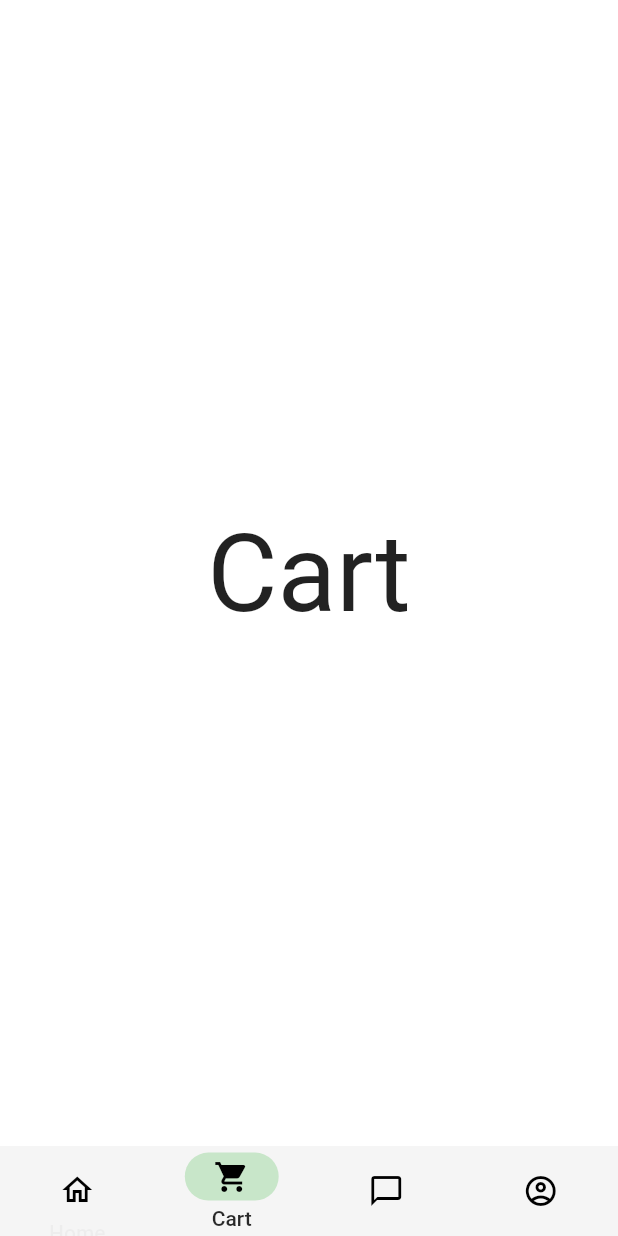
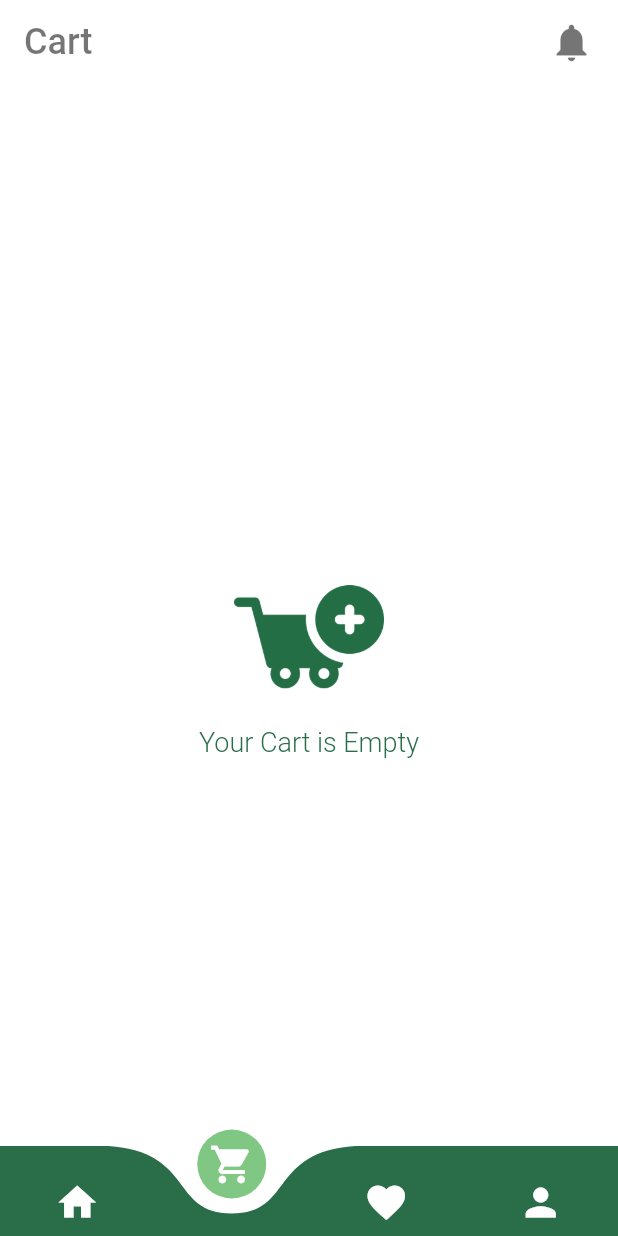
Before and after one commit to razstvien01/seedly, a Flutter app: the screen it shows once a user with an empty profile is signed in, item 2 of the bottom bar chosen, on a phone screen of 412 x 824 dp. Run offline on Flutter 3.47's test engine with Material 2 defaults, Android fonts, the phone set to English and light mode, and no system bars; drawn by our look-alikes of curved_navigation_bar; our stand-ins replace animated_bottom_navigation_bar, firebase_auth, firebase_core, flutter_spinkit, page_transition; accounts and stored records are empty.

Commit message:
cart page done need total text

```diff
--- a/lib/pages/mainMenuPages/cart_page.dart
+++ b/lib/pages/mainMenuPages/cart_page.dart
@@ -1,12 +1,84 @@
-//* This .dart file is used for designing Cart page UI in main menu folder
+import 'package:flutter/material.dart';
+import 'package:seedly/constants.dart';
+import 'package:seedly/models/plants.dart';
+import 'package:seedly/ud_widgets/plant_widget.dart';
 
-import 'package:flutter/material.dart';
-
-class CartPage extends StatelessWidget {
-  const CartPage({Key? key}) : super(key: key);
+class CartPage extends StatefulWidget {
+  final List<Plant> addedToCartPlants;
+  const CartPage({Key? key, required this.addedToCartPlants}) : super(key: key);
 
   @override
+  State<CartPage> createState() => _CartPageState();
+}
+
+class _CartPageState extends State<CartPage> {
+  @override
   Widget build(BuildContext context) {
-    return Center(child: Text('Cart', style: TextStyle(fontSize: 72),),);
+    Size size = MediaQuery.of(context).size;
+    return Scaffold(
+      body: widget.addedToCartPlants.isEmpty
+          ? Center(
+        child: Column(
+          crossAxisAlignment: CrossAxisAlignment.center,
+          mainAxisAlignment: MainAxisAlignment.center,
+          children: [
+            SizedBox(
+              height: 100,
+              child: Image.asset('assets/images/add-cart.png'),
+            ),
+            const SizedBox(
+              height: 10,
+            ),
+            Text(
+              'Your Cart is Empty',
+              style: TextStyle(
+                color: Constants.primaryColor,
+                fontWeight: FontWeight.w300,
+                fontSize: 18,
+              ),
+            ),
+          ],
+        ),
+      )
+          : Container(
+        padding: const EdgeInsets.symmetric(horizontal: 12, vertical: 30),
+        height: size.height,
+        child: Column(
+          children: [
+            Expanded(
+              child: ListView.builder(
+                  itemCount: widget.addedToCartPlants.length,
+                  scrollDirection: Axis.vertical,
+                  physics: const BouncingScrollPhysics(),
+                  itemBuilder: (BuildContext context, int index) {
+                    return PlantWidget(
+                        index: index, plantList: widget.addedToCartPlants);
+                  }),
+            ),
+            Column(
+              children: [
+                const Divider(thickness: 1.0,),
+                Row(
+                  mainAxisAlignment: MainAxisAlignment.spaceBetween,
+                  crossAxisAlignment: CrossAxisAlignment.center,
+                  children: [
+                    const Text('Totals',style: TextStyle(
+                      fontSize: 23,
+                      fontWeight: FontWeight.w300,
+                    ),
+                    ),
+                      Text(r'$65', style: TextStyle(
+                        fontSize: 24.0,
+                        color: Constants.primaryColor,
+                        fontWeight: FontWeight.bold,
+                      ),),
+                  ],
+                ),
+              ],
+            ),
+          ],
+        ),
+      ),
+    );
   }
 }
--- /dev/null
+++ b/lib/pages/mainMenuPages/favorite_page.dart
@@ -0,0 +1,58 @@
+import 'package:flutter/material.dart';
+import 'package:seedly/constants.dart';
+import 'package:seedly/models/plants.dart';
+import 'package:seedly/ud_widgets/plant_widget.dart';
+
+class FavoritePage extends StatefulWidget {
+  final List<Plant> favoritedPlants;
+  const FavoritePage({Key? key, required this.favoritedPlants})
+      : super(key: key);
+
+  @override
+  State<FavoritePage> createState() => _FavoritePageState();
+}
+
+class _FavoritePageState extends State<FavoritePage> {
+  @override
+  Widget build(BuildContext context) {
+    Size size = MediaQuery.of(context).size;
+    return Scaffold(
+      body: widget.favoritedPlants.isEmpty
+          ? Center(
+              child: Column(
+                crossAxisAlignment: CrossAxisAlignment.center,
+                mainAxisAlignment: MainAxisAlignment.center,
+                children: [
+                  SizedBox(
+                    height: 100,
+                    child: Image.asset('assets/images/favorited.png'),
+                  ),
+                  const SizedBox(
+                    height: 10,
+                  ),
+                  Text(
+                    'Your favorited Plants',
+                    style: TextStyle(
+                      color: Constants.primaryColor,
+                      fontWeight: FontWeight.w300,
+                      fontSize: 18,
+                    ),
+                  ),
+                ],
+              ),
+            )
+          : Container(
+              padding: const EdgeInsets.symmetric(horizontal: 12, vertical: 30),
+              height: size.height * .5,
+              child: ListView.builder(
+                  itemCount: widget.favoritedPlants.length,
+                  scrollDirection: Axis.vertical,
+                  physics: const BouncingScrollPhysics(),
+                  itemBuilder: (BuildContext context, int index) {
+                    return PlantWidget(
+                        index: index, plantList: widget.favoritedPlants);
+                  }),
+            ),
+    );
+  }
+}
--- a/lib/ud_widgets/nav_bar.dart
+++ b/lib/ud_widgets/nav_bar.dart
@@ -1,6 +1,7 @@
 //* This .dart file is used for designing customize Navigation bar widget for connecting 4 major pages
 
 import 'package:flutter/material.dart';
+import 'package:animated_bottom_navigation_bar/animated_bottom_navigation_bar.dart';
 
 //* User defined widgets
 import 'package:seedly/pages/mainMenuPages/home.dart';
@@ -8,68 +9,130 @@ import 'package:seedly/pages/mainMenuPages/cart_page.dart';
 import 'package:seedly/pages/mainMenuPages/chat_page.dart';
 import 'package:seedly/pages/mainMenuPages/profile_page.dart';
 
+import 'package:seedly/constants.dart';
+import 'package:seedly/models/plants.dart';
+import 'package:page_transition/page_transition.dart';
+import 'package:curved_navigation_bar/curved_navigation_bar.dart';
+
 class NavBar extends StatefulWidget {
   @override
   State<NavBar> createState() => _NavBarState();
 }
 
 class _NavBarState extends State<NavBar> {
-  int index = 0;
+  List<Plant> favorites = [];
+  List<Plant> myCart = [];
 
-  //* List of pages or screens
-  final screens = [
-    Home(),
-    CartPage(),
-    ChatPage(),
-    ProfilePage(),
+  int _bottomNavIndex = 0;
+
+  //List of the pages
+  List<Widget> _widgetOptions(){
+    return [
+      const Home(),
+      CartPage(addedToCartPlants: myCart,),
+      ChatPage(),
+      ProfilePage(),
+    ];
+  }
+
+  //List of the pages icons
+  // List<IconData> iconList = [
+  //   Icons.home,
+  //   Icons.shopping_cart,
+  //   Icons.favorite,
+  //   Icons.person,
+  // ];
+
+  final items = <Widget>[
+    Icon(Icons.home, size: 30),
+    Icon(Icons.shopping_cart, size: 30),
+    Icon(Icons.favorite, size: 30),
+    Icon(Icons.person, size: 30),
+  ];
+
+  //List of the pages titles
+  List<String> titleList = [
+    'Home',
+    'Cart',
+    'Favorite',
+    'Profile',
   ];
 
   @override
   Widget build(BuildContext context) {
     return Scaffold(
-      body: screens[index],
-      bottomNavigationBar: NavigationBarTheme(
-        data: NavigationBarThemeData(
-          indicatorColor: Colors.green[100],
-          labelTextStyle: MaterialStateProperty.all(
-            TextStyle(
-              fontSize: 14, fontWeight: FontWeight.w500
-            )
-          ),
+      extendBody: true,
+      appBar: AppBar(
+        title: Row(
+          mainAxisAlignment: MainAxisAlignment.spaceBetween,
+          children: [
+            Text(titleList[_bottomNavIndex], style: TextStyle(
+              color: Constants.blackColor,
+              fontWeight: FontWeight.w500,
+              fontSize: 24,
+            ),),
+            Icon(Icons.notifications, color: Constants.blackColor, size: 30.0,)
+          ],
         ),
-        child: NavigationBar(
-          selectedIndex: index, //* This index is use for navigating pages based on what index that has been choosen after click
+        backgroundColor: Theme.of(context).scaffoldBackgroundColor,
+        elevation: 0.0,
+      ),
+      body: IndexedStack(
+        index: _bottomNavIndex,
+        children: _widgetOptions(),
+      ),
+      // floatingActionButton: FloatingActionButton(
+      //   onPressed: (){
+      //     Navigator.push(context, PageTransition(child: const ScanPage(), type: PageTransitionType.bottomToTop));
+      //   },
+      //   child: Image.asset('assets/images/code-scan-two.png', height: 30.0,),
+      //   backgroundColor: Constants.primaryColor,
+      // ),
+      // floatingActionButtonLocation: FloatingActionButtonLocation.centerDocked,
+      // bottomNavigationBar: AnimatedBottomNavigationBar(
+      // bottomNavigationBar: CurvedNavigationBar(
+      //   splashColor: Constants.primaryColor,
+      //   activeColor: Constants.primaryColor,
+      //   inactiveColor: Colors.black.withOpacity(.5),
+      //   icons: iconList,
+      //   activeIndex: _bottomNavIndex,
+      //   gapLocation: GapLocation.none,
+
+      //   // gapLocation: GapLocation.center,
+      //   notchSmoothness: NotchSmoothness.softEdge,
+      //   onTap: (index){
+          // setState(() {
+          //   _bottomNavIndex = index;
+          //   final List<Plant> favoritedPlants = Plant.getFavoritedPlants();
+          //   final List<Plant> addedToCartPlants = Plant.addedToCartPlants();
+
+          //   favorites = favoritedPlants;
+          //   myCart = addedToCartPlants.toSet().toList();
+          // });
+      //   }
+      // ),
+      bottomNavigationBar: Theme(
+        data: Theme.of(context).copyWith(
+          iconTheme: IconThemeData(color: Colors.white),
+        ),
+        child: CurvedNavigationBar(
+          color: Constants.primaryColor,
+          backgroundColor: Colors.transparent,
+          items: items,
+          index: _bottomNavIndex,
           height: 60,
-          backgroundColor: Colors.grey[100],
-          labelBehavior: NavigationDestinationLabelBehavior.onlyShowSelected,
-          animationDuration: Duration(seconds: 2),
-          onDestinationSelected: (index) => setState(() {
-            this.index = index; //* New page is selected
-          }),
+          buttonBackgroundColor: Colors.green[300],
 
-          //* Destinations of pages and their UIs
-          destinations: [
-            NavigationDestination(
-              icon: Icon(Icons.home_outlined), label: 'Home',
-              selectedIcon: Icon(Icons.home),
-            ),
+          onTap: (index){
+            setState(() {
+              _bottomNavIndex = index;
+              final List<Plant> favoritedPlants = Plant.getFavoritedPlants();
+              final List<Plant> addedToCartPlants = Plant.addedToCartPlants();
 
-            NavigationDestination(
-              icon: Icon(Icons.shopping_cart_outlined), label: 'Cart',
-              selectedIcon: Icon(Icons.shopping_cart),
-
-            ),
-
-            NavigationDestination(
-              icon: Icon(Icons.messenger_outline), label: 'Chat',
-              selectedIcon: Icon(Icons.messenger),
-            ),
-
-            NavigationDestination(
-              icon: Icon(Icons.account_circle_outlined), label: 'Profile',
-              selectedIcon: Icon(Icons.account_circle),
-            ),
-          ],
+              favorites = favoritedPlants;
+              myCart = addedToCartPlants.toSet().toList();
+            });
+          },
         ),
       ),
     );
--- a/pubspec.yaml
+++ b/pubspec.yaml
@@ -40,6 +40,8 @@ dependencies:
   carousel_slider: ^4.1.1
   flutter_icons: ^1.1.0
   page_transition: ^2.0.9
+  animated_bottom_navigation_bar: ^1.0.1
+  curved_navigation_bar: ^1.0.3
   #cloud_firestore: ^3.4.0
 
 dev_dependencies:
```
Also changed, not shown: pubspec.lock.
